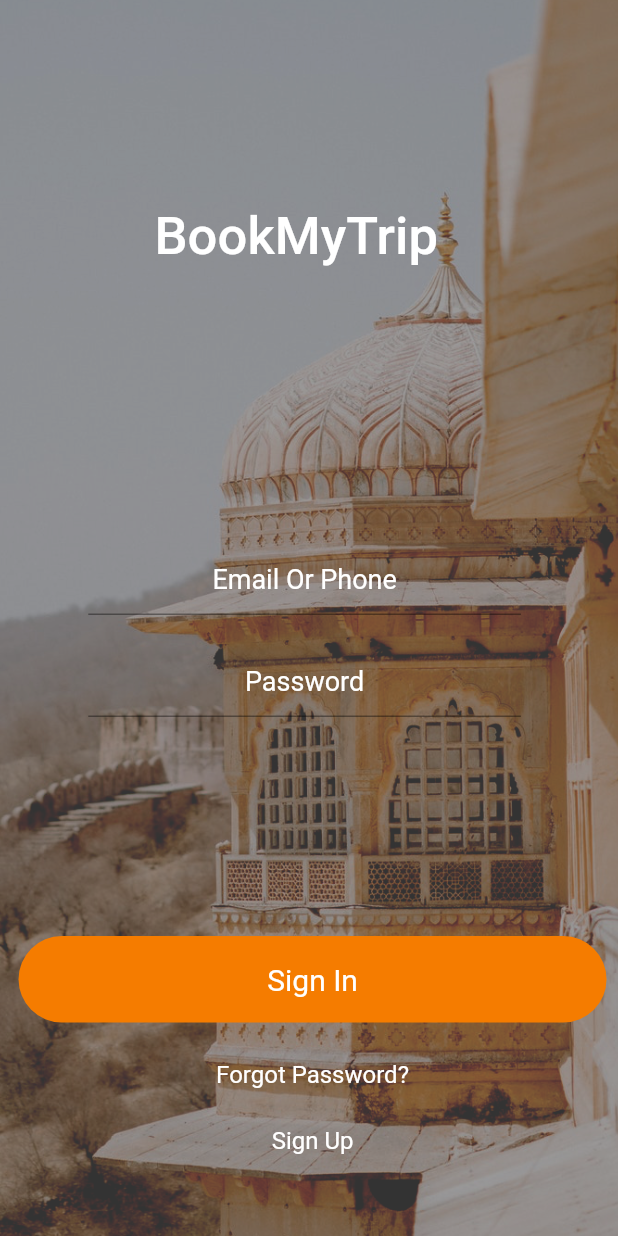
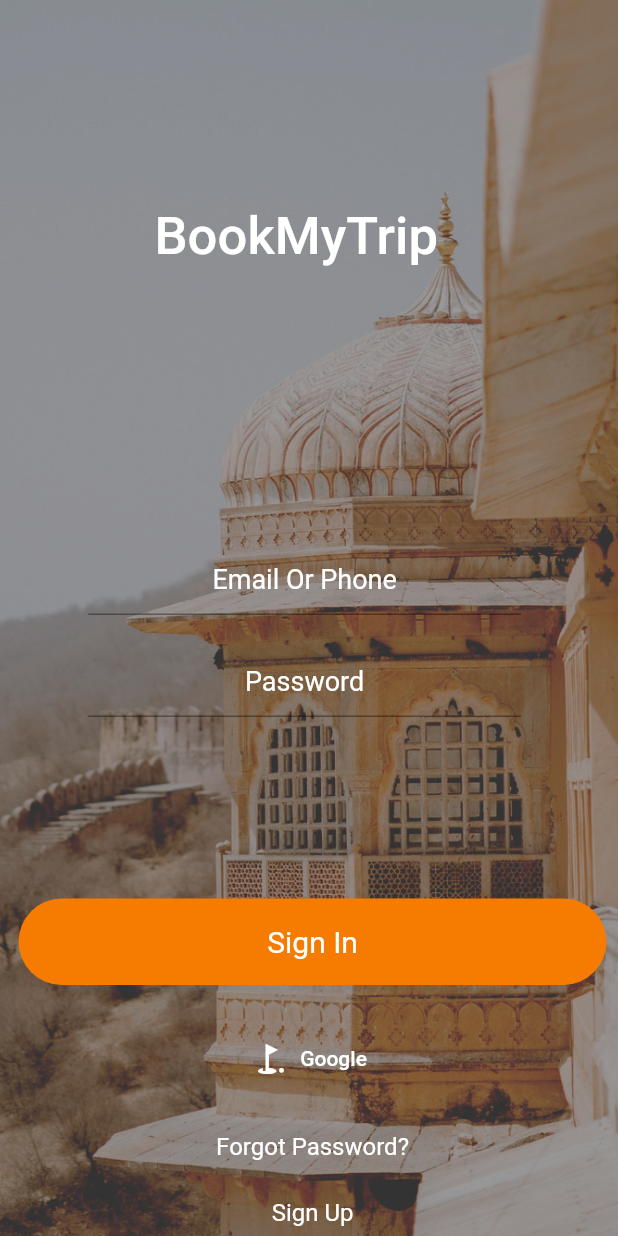
Before and after one commit to Mo0Khaled/Book-my-trip-flutter, a Flutter app: the SignInScreen screen opened by its route, on a phone screen of 412 x 824 dp. Run offline on Flutter 3.47's test engine with Material 2 defaults, Android fonts, the light colour scheme and no system bars; our stand-ins replace firebase_auth, firebase_core, firebase_storage, google_sign_in, image_picker, shared_preferences; missing offline and left inert: multi_image_picker; accounts and stored records are empty.

Commit message:
add google authentication

```diff
--- a/lib/main.dart
+++ b/lib/main.dart
@@ -24,7 +24,6 @@ void main() async {
   await Firebase.initializeApp();
   SharedPreferences prefs = await SharedPreferences.getInstance();
   bool  seen = prefs.getBool('seen');
-  print(seen);
   Widget _screen ;
   if(seen == null || seen == false){
     _screen = WelcomeScreen();
--- a/lib/screens/sign_in_screen.dart
+++ b/lib/screens/sign_in_screen.dart
@@ -14,26 +14,25 @@ class SignInScreen extends StatefulWidget {
 
 class _SignInScreenState extends State<SignInScreen> {
   final _formKey = GlobalKey<FormState>();
-  Map<String,String> _authData = {
-    'email':"",
-    "password":"",
+  Map<String, String> _authData = {
+    'email': "",
+    "password": "",
   };
   var _isLoading = false;
 
   Future<void> _submit() async {
-
-    if(!_formKey.currentState.validate()){
-      return ;
+    if (!_formKey.currentState.validate()) {
+      return;
     }
     _formKey.currentState.save();
     setState(() {
       _isLoading = true;
     });
 
-    try{
-      await Provider.of<Authentication>(context,listen: false).login(_authData['email'], _authData['password'],context);
-
-    }catch(error){
+    try {
+      await Provider.of<Authentication>(context, listen: false)
+          .login(_authData['email'], _authData['password'], context);
+    } catch (error) {
       print(error.toString());
     }
     // Navigator.of(context).pushNamed(HomePage.routeId);
@@ -41,7 +40,6 @@ class _SignInScreenState extends State<SignInScreen> {
       _isLoading = false;
     });
   }
-
 
   @override
   Widget build(BuildContext context) {
@@ -96,7 +94,7 @@ class _SignInScreenState extends State<SignInScreen> {
                         ),
                         cursorColor: Colors.white,
                         keyboardType: TextInputType.emailAddress,
-                        onSaved: (value){
+                        onSaved: (value) {
                           _authData['email'] = value;
                         },
                       ),
@@ -115,7 +113,7 @@ class _SignInScreenState extends State<SignInScreen> {
                           ),
                         ),
                         keyboardType: TextInputType.name,
-                        onSaved: (value){
+                        onSaved: (value) {
                           _authData['password'] = value;
                         },
                       ),
@@ -123,11 +121,11 @@ class _SignInScreenState extends State<SignInScreen> {
                   ),
                 ),
               ),
-              if(_isLoading)
+              if (_isLoading)
                 Center(child: CircularProgressIndicator())
               else
                 Positioned(
-                top: heightMedia - 200,
+                  top: heightMedia - 225,
                   left: widthMedia * 0.03,
                   child: Column(
                     children: [
@@ -146,6 +144,18 @@ class _SignInScreenState extends State<SignInScreen> {
                             style: TextStyle(color: Colors.white, fontSize: 20),
                           ),
                         ),
+                      ),
+                      SizedBox(
+                        height: 25,
+                      ),
+                      FlatButton.icon(
+                        icon: Icon(Icons.golf_course_outlined),
+                        label: Text("Google"),
+                        onPressed: () async{
+                         await Provider.of<Authentication>(context, listen: false)
+                              .googleSignIn().then((value) => Navigator.of(context).pushReplacementNamed(HomePage.routeId));
+                        },
+                        textColor: Colors.white,
                       ),
                       SizedBox(
                         height: 25,
--- a/pubspec.yaml
+++ b/pubspec.yaml
@@ -20,6 +20,8 @@ dependencies:
   firebase_storage: ^4.0.0
   firebase_core: ^0.5.0
   shared_preferences: ^0.5.12
+  firebase_auth: ^0.18.1
+  google_sign_in: ^4.5.1
 
 dev_dependencies:
   flutter_test:
```
Also changed, not shown: lib/provider/authentication.dart (+15 -5 lines), pubspec.lock, 1 other file. Lines whose indentation alone changed are shown as unchanged.
